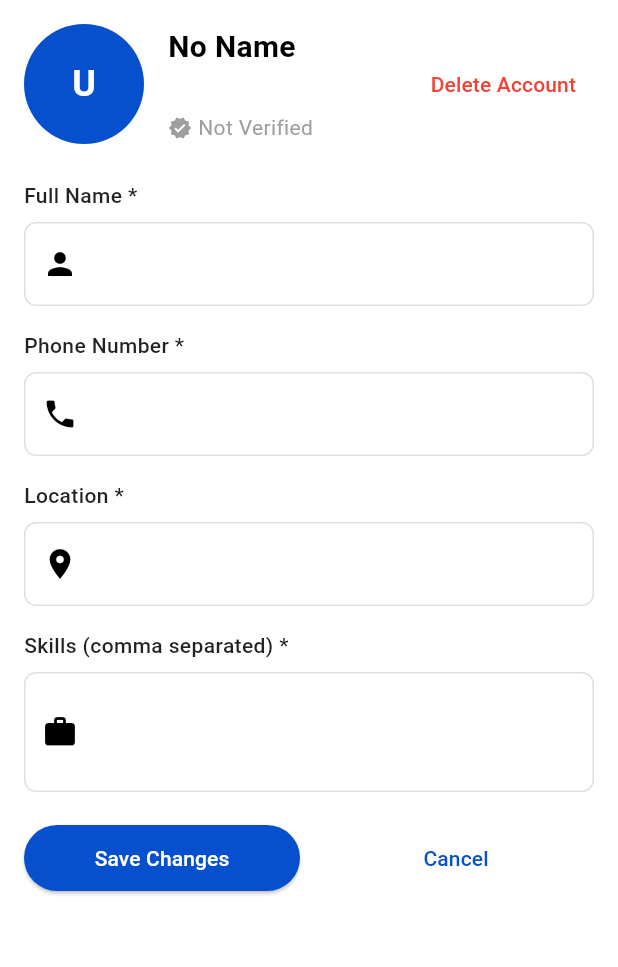
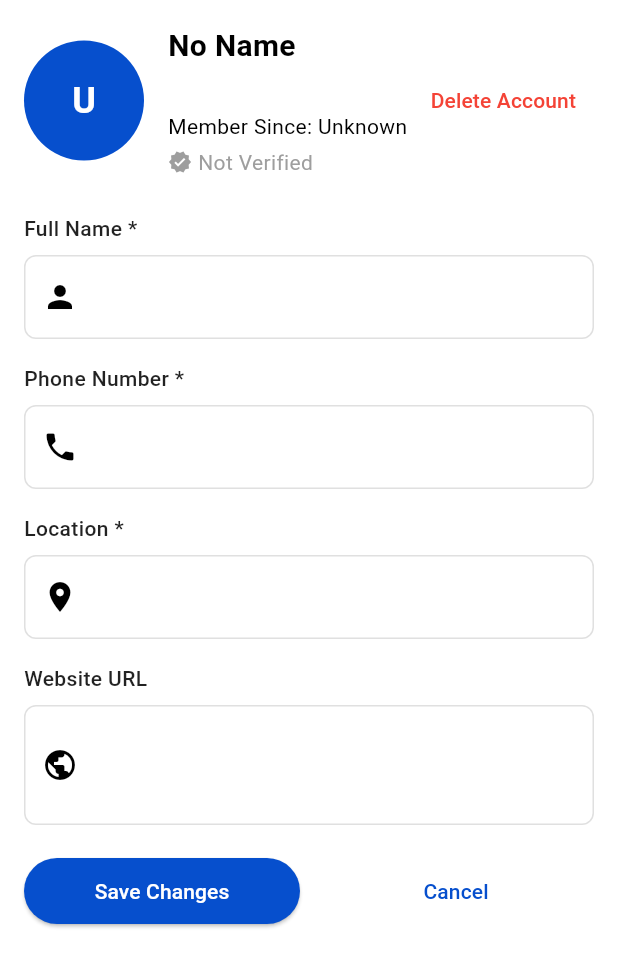
Before and after one commit to codee-mine/local_job_finder-Intern-, a Flutter app: the EmployerProfileScreen screen opened directly, after a tap on "Edit Profile", on a phone screen of 412 x 824 dp. Shown: the top 967 px of the screen. Run offline on Flutter 3.47's test engine with Material 3 defaults, Android fonts, the phone set to English and light mode, and no system bars; our stand-ins replace connectivity_plus, dropdown_button2.

Commit message:
final updated

```diff
--- a/lib/employer/employer_profile.dart
+++ b/lib/employer/employer_profile.dart
@@ -16,17 +16,18 @@ class _EmployerProfileScreenState extends State<EmployerProfileScreen> {
   final TextEditingController _nameController = TextEditingController();
   final TextEditingController _phoneController = TextEditingController();
   final TextEditingController _locationController = TextEditingController();
-  final TextEditingController _skillsController = TextEditingController();
+  final TextEditingController _websiteController = TextEditingController();
+  final TextEditingController _descriptionController = TextEditingController();
 
   String? _nameError;
   String? _phoneError;
   String? _locationError;
-  String? _skillsError;
+  String? _websiteError;
 
   bool _nameValidated = false;
   bool _phoneValidated = false;
   bool _locationValidated = false;
-  bool _skillsValidated = false;
+  bool _websiteValidated = false;
 
   @override
   void initState() {
@@ -71,15 +72,17 @@ class _EmployerProfileScreenState extends State<EmployerProfileScreen> {
     }
   }
 
-  void _validateSkills() {
-    if (!_skillsValidated) return;
-    final value = _skillsController.text.trim();
+  void _validatewebsite() {
+    if (!_websiteValidated) return;
+    final value = _websiteController.text.trim();
+    final urlPattern = r'^(https?:\/\/)?[\w\-]+(\.[\w\-]+)+[/#?]?.*$';
+    final regExp = RegExp(urlPattern);
     if (value.isEmpty) {
-      _skillsError = 'Please enter at least one skill';
-    } else if (value.split(',').isEmpty) {
-      _skillsError = 'Please enter at least one skill (comma separated)';
+      _websiteError = 'Please enter your valid website';
+    } else if (!regExp.hasMatch(value)) {
+      _websiteError = 'Please enter your website if available';
     } else {
-      _skillsError = null;
+      _websiteError = null;
     }
   }
 
@@ -91,17 +94,17 @@ class _EmployerProfileScreenState extends State<EmployerProfileScreen> {
       _nameController.text = _profileData['fullName'] ?? '';
       _phoneController.text = _profileData['phone'] ?? '';
       _locationController.text = _profileData['location'] ?? '';
-      _skillsController.text = _profileData['skills']?.join(', ') ?? '';
+      _websiteController.text = _profileData['website'] ?? '';
 
       // Reset validation states and errors
       _nameValidated = false;
       _phoneValidated = false;
       _locationValidated = false;
-      _skillsValidated = false;
+      _websiteValidated = false;
       _nameError = null;
       _phoneError = null;
       _locationError = null;
-      _skillsError = null;
+      _websiteError = null;
     });
   }
 
@@ -173,6 +176,10 @@ class _EmployerProfileScreenState extends State<EmployerProfileScreen> {
                     style: TextStyle(color: Colors.grey[600]),
                   ),
                   const SizedBox(height: 4),
+                  Text(
+                    'Member Since: ${_formatTimestamp(_profileData['createdAt'])}',
+                  ),
+                  const SizedBox(height: 4),
                   Row(
                     children: [
                       Icon(
@@ -234,14 +241,9 @@ class _EmployerProfileScreenState extends State<EmployerProfileScreen> {
           Icons.location_on,
         ),
         _buildInfoItem(
-          'Skills',
-          _profileData['skills']?.join(', ') ?? 'Not provided',
-          Icons.work,
-        ),
-        _buildInfoItem(
-          'Member since',
-          _formatTimestamp(_profileData['createdAt']),
-          Icons.calendar_today,
+          'website',
+          _profileData['website']?.join(', ') ?? 'Not provided',
+          Icons.public,
         ),
       ],
     );
@@ -300,17 +302,17 @@ class _EmployerProfileScreenState extends State<EmployerProfileScreen> {
         ),
         const SizedBox(height: 16),
         _buildEditField(
-          'Skills (comma separated) *',
-          _skillsController,
-          Icons.work,
-          _skillsError,
-          _skillsValidated,
+          'Website URL',
+          _websiteController,
+          Icons.public,
+          _websiteError,
+          _websiteValidated,
           onChanged: (value) {
-            if (_skillsValidated) _validateSkills();
+            if (_websiteValidated) _validatewebsite();
           },
           onTap: () {
-            if (!_skillsValidated) {
-              setState(() => _skillsValidated = true);
+            if (!_websiteValidated) {
+              setState(() => _websiteValidated = true);
             }
           },
           maxLines: 2,
```
Also changed, not shown: lib/employee/employee_profile.dart (+4 -5 lines).
